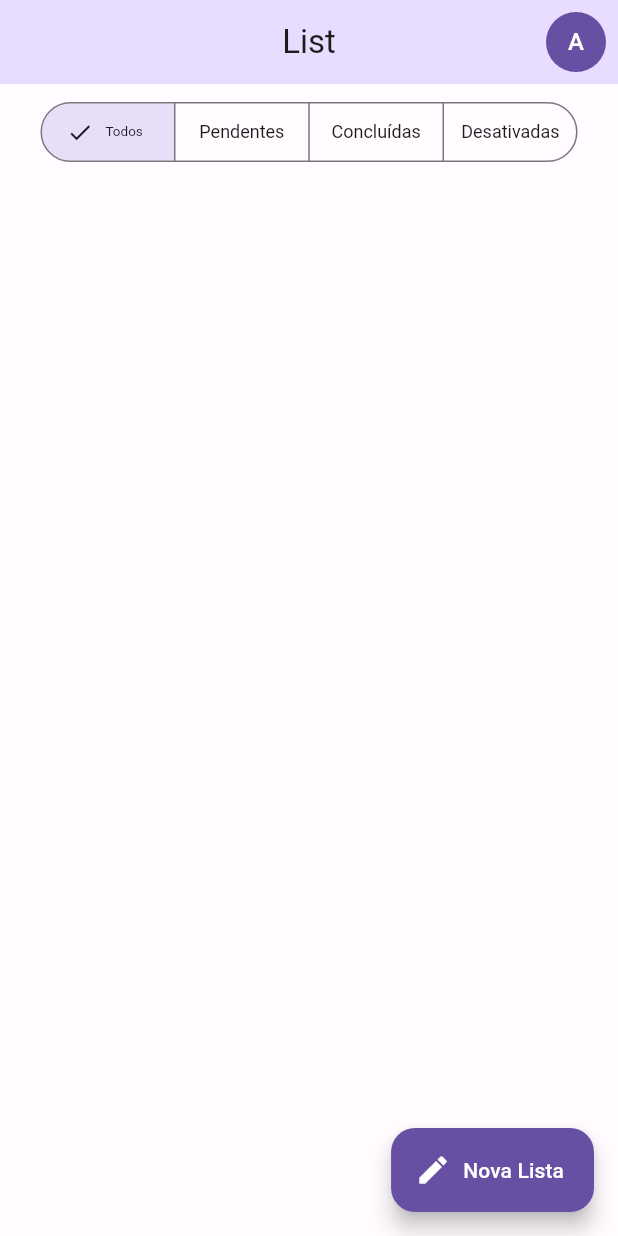
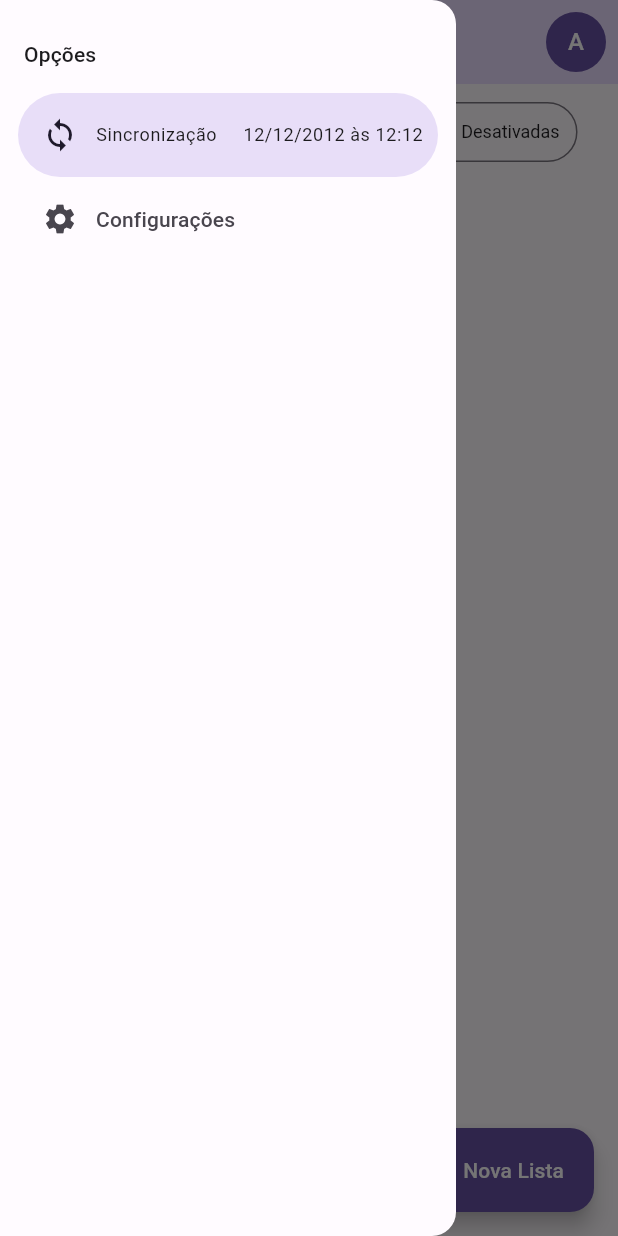
Before and after one commit to AmandaCleto/flutter-and-dart--list-offline-first--front-and-back, a Flutter app: the screen it shows after launch, with the side drawer open (before the commit the screen has no drawer), on a phone screen of 412 x 824 dp. Run offline on Flutter 3.47's test engine with Material 2 defaults, Android fonts, the phone set to English and light mode, and no system bars.

Commit message:
feat: create home's drewer component

```diff
--- a/frontend/lib/src/home/home_page.dart
+++ b/frontend/lib/src/home/home_page.dart
@@ -1,6 +1,7 @@
 import 'package:flutter/material.dart';
 
 import '../shared/widgets/user_image_button.dart';
+import 'widgets/custom_drawer.dart';
 
 class HomePage extends StatefulWidget {
   const HomePage({Key? key}) : super(key: key);
@@ -22,6 +23,7 @@ class _HomePageState extends State<HomePage> {
           ),
         ],
       ),
+      drawer: const CustomDrawer(),
       body: Center(
         child: Column(
           children: [
--- /dev/null
+++ b/frontend/lib/src/home/widgets/custom_drawer.dart
@@ -0,0 +1,45 @@
+import 'package:flutter/material.dart';
+
+class CustomDrawer extends StatelessWidget {
+  const CustomDrawer({super.key});
+
+  @override
+  Widget build(BuildContext context) {
+    return NavigationDrawer(
+      children: [
+        Padding(
+          padding: const EdgeInsets.fromLTRB(16, 26, 16, 16),
+          child: Text(
+            'Opções',
+            style: Theme.of(context).textTheme.titleSmall,
+          ),
+        ),
+        NavigationDrawerDestination(
+          icon: const Icon(Icons.sync),
+          label: Flexible(
+            child: Padding(
+              padding: const EdgeInsets.only(right: 10),
+              child: Row(
+                mainAxisAlignment: MainAxisAlignment.spaceBetween,
+                children: [
+                  Text(
+                    'Sincronização',
+                    style: Theme.of(context).textTheme.bodySmall,
+                  ),
+                  Text(
+                    '12/12/2012 às 12:12',
+                    style: Theme.of(context).textTheme.bodySmall,
+                  ),
+                ],
+              ),
+            ),
+          ),
+        ),
+        const NavigationDrawerDestination(
+          icon: Icon(Icons.settings),
+          label: Text('Configurações'),
+        )
+      ],
+    );
+  }
+}
```
